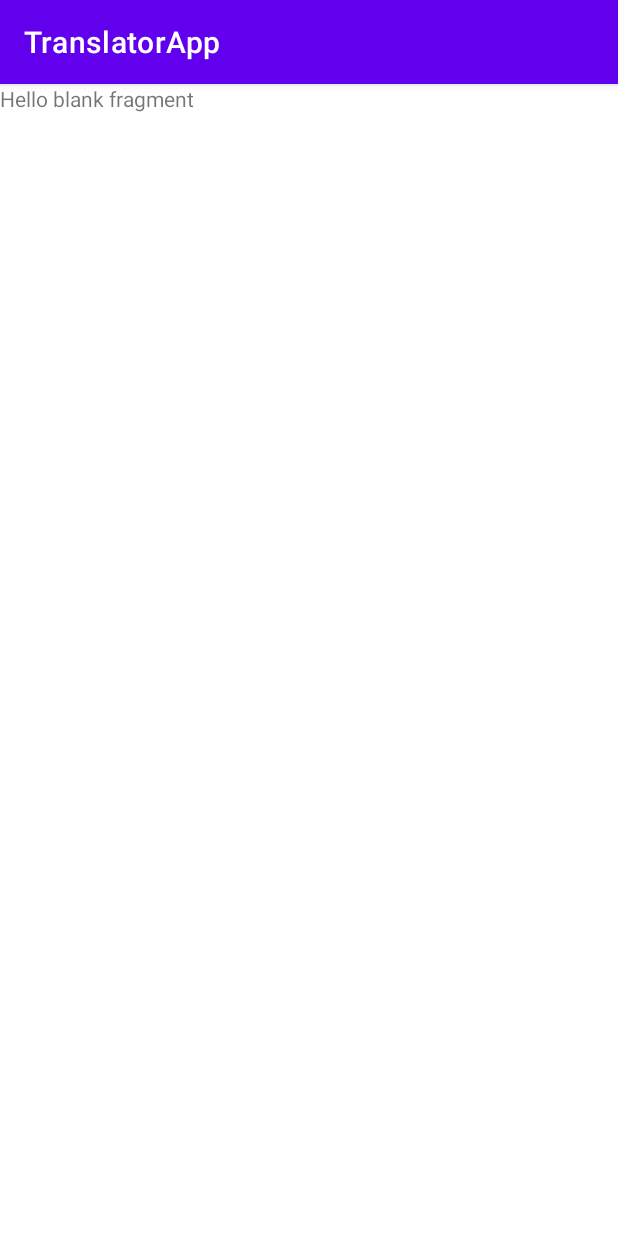
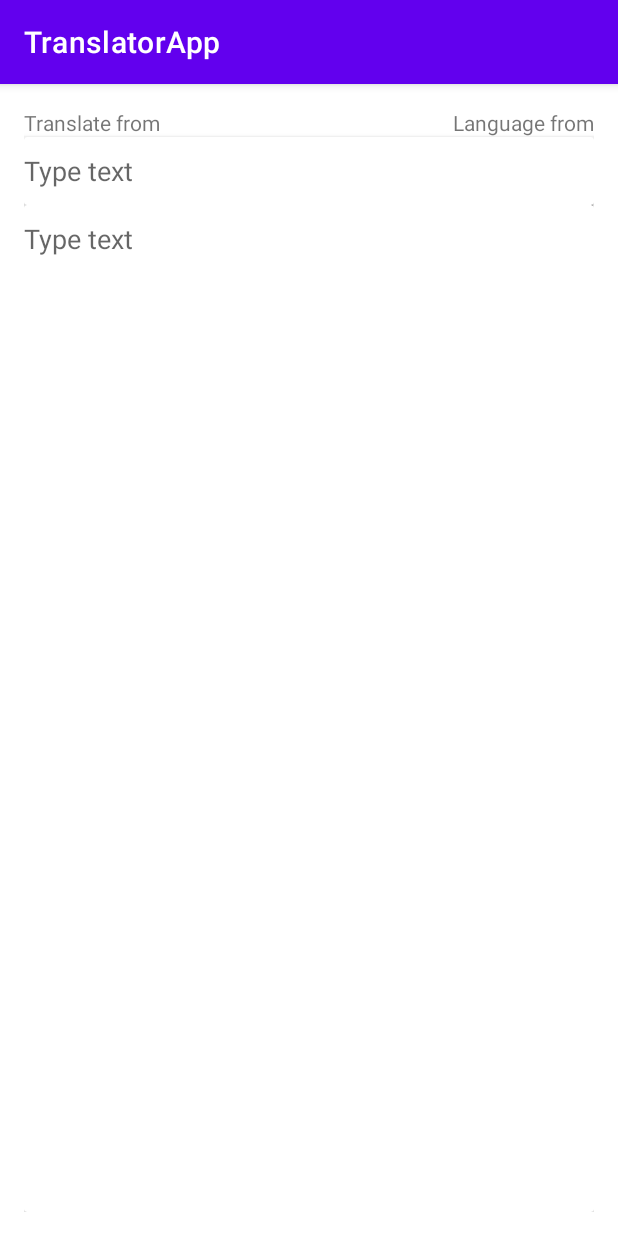
Before and after one commit to AndrewAfony/TranslatorApp, an Android app: the screen it shows after launch (MainActivity), on a phone screen of 412 x 824 dp. Run offline under Robolectric (Android 15) with nearby library versions, the phone set to English and light mode, and no system bars.

Commit message:
add fragment and starting ui

```diff
--- a/app/src/main/res/layout/fragment_translator.xml
+++ b/app/src/main/res/layout/fragment_translator.xml
@@ -1,14 +1,90 @@
 <?xml version="1.0" encoding="utf-8"?>
-<FrameLayout xmlns:android="http://schemas.android.com/apk/res/android"
+<androidx.constraintlayout.widget.ConstraintLayout xmlns:android="http://schemas.android.com/apk/res/android"
+    xmlns:app="http://schemas.android.com/apk/res-auto"
     xmlns:tools="http://schemas.android.com/tools"
     android:layout_width="match_parent"
     android:layout_height="match_parent"
-    tools:context=".presentation.TranslatorFragment">
+    tools:context=".presentation.TranslatorFragment"
+    android:padding="16dp">
 
-    <!-- TODO: Update blank fragment layout -->
     <TextView
+        android:id="@+id/translateFrom"
+        android:layout_width="0dp"
+        android:layout_height="wrap_content"
+        android:text="Translate from"
+        app:layout_constraintEnd_toStartOf="@+id/languageFrom"
+        app:layout_constraintStart_toStartOf="@+id/cardView"
+        app:layout_constraintTop_toTopOf="parent" />
+
+    <TextView
+        android:id="@+id/languageFrom"
+        android:layout_width="wrap_content"
+        android:layout_height="wrap_content"
+        android:text="Language from"
+        app:layout_constraintBottom_toTopOf="@+id/cardView"
+        app:layout_constraintEnd_toEndOf="parent" />
+
+    <androidx.cardview.widget.CardView
+        android:id="@+id/cardView"
         android:layout_width="match_parent"
-        android:layout_height="match_parent"
-        android:text="@string/hello_blank_fragment" />
+        android:layout_height="0dp"
+        app:layout_constraintEnd_toEndOf="parent"
+        app:layout_constraintStart_toStartOf="parent"
+        app:layout_constraintTop_toBottomOf="@+id/translateFrom">
 
-</FrameLayout>
+        <EditText
+            android:id="@+id/text_from_translate"
+            android:layout_width="match_parent"
+            android:layout_height="45dp"
+            android:background="@android:color/transparent"
+            android:hint="@string/type_text"
+            app:layout_constraintEnd_toEndOf="parent"
+            app:layout_constraintStart_toStartOf="parent"
+            app:layout_constraintTop_toTopOf="parent" />
+
+    </androidx.cardview.widget.CardView>
+
+    <TextView
+        android:id="@+id/translateTo"
+        android:layout_width="0dp"
+        android:layout_height="wrap_content"
+        android:text="Translate from"
+        app:layout_constraintBottom_toTopOf="@+id/cardView2"
+        app:layout_constraintEnd_toStartOf="@+id/languageTo"
+        app:layout_constraintStart_toStartOf="@+id/cardView2"
+        app:layout_constraintTop_toBottomOf="@+id/cardView" />
+
+    <TextView
+        android:id="@+id/languageTo"
+        android:layout_width="wrap_content"
+        android:layout_height="wrap_content"
+        android:text="Language from"
+        app:layout_constraintBottom_toTopOf="@+id/cardView2"
+        app:layout_constraintEnd_toEndOf="parent"
+        app:layout_constraintTop_toBottomOf="@+id/cardView" />
+
+    <androidx.cardview.widget.CardView
+        android:id="@+id/cardView2"
+        android:layout_width="match_parent"
+        android:layout_height="0dp"
+        app:layout_constraintBottom_toBottomOf="parent"
+        app:layout_constraintEnd_toEndOf="parent"
+        app:layout_constraintStart_toStartOf="parent"
+        app:layout_constraintTop_toBottomOf="@+id/cardView">
+
+        <EditText
+            android:id="@+id/text_to_translate"
+            android:layout_width="match_parent"
+            android:layout_height="45dp"
+            android:background="@android:color/transparent"
+            android:hint="@string/type_text"
+            app:layout_constraintEnd_toEndOf="parent"
+            app:layout_constraintStart_toStartOf="parent"
+            app:layout_constraintTop_toTopOf="parent" />
+
+    </androidx.cardview.widget.CardView>
+
+
+
+
+</androidx.constraintlayout.widget.ConstraintLayout>
--- a/app/src/main/res/values/strings.xml
+++ b/app/src/main/res/values/strings.xml
@@ -2,4 +2,5 @@
     <string name="app_name">TranslatorApp</string>
     <!-- TODO: Remove or change this placeholder text -->
     <string name="hello_blank_fragment">Hello blank fragment</string>
+    <string name="type_text">Type text</string>
 </resources>
```
